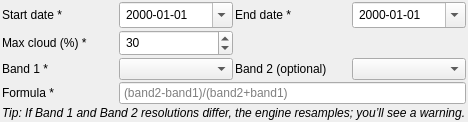
First picture: the form in virtughan_qgis/common/common_form.ui, repository virtughan/qgis-plugin, before the edit.
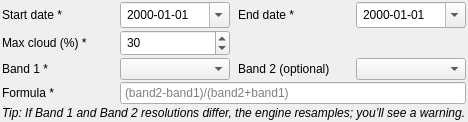
Second picture: the form after the edit.

Commit message: ui fixes: horizontal gaps in form fields

What changed in the file:
```diff
--- a/virtughan_qgis/common/common_form.ui
+++ b/virtughan_qgis/common/common_form.ui
@@ -9,7 +9,7 @@
       <string>QLineEdit, QComboBox, QDateEdit, QSpinBox { padding: 2px; }</string>
      </property>
   <layout class="QGridLayout" name="grid">
-      <property name="horizontalSpacing"><number>2</number></property>
+       <property name="horizontalSpacing"><number>8</number></property>
       <property name="verticalSpacing"><number>2</number></property>
       <property name="leftMargin"><number>2</number></property>
       <property name="topMargin"><number>2</number></property>
```
The commit also changes 2 other files.
